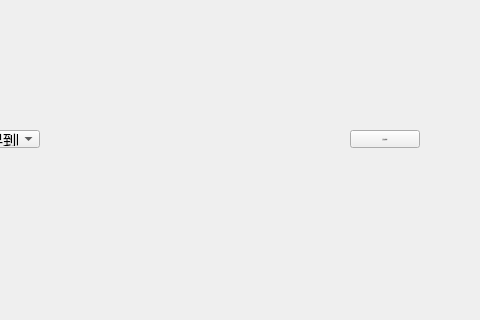
Old version of the form LNKWallet/poundage/PoundageWidget.ui in the repository HcashOrg/hx-indicator; both pictures show x 290 to 770 and y 0 to 320 of the 770 by 510 pixel window.
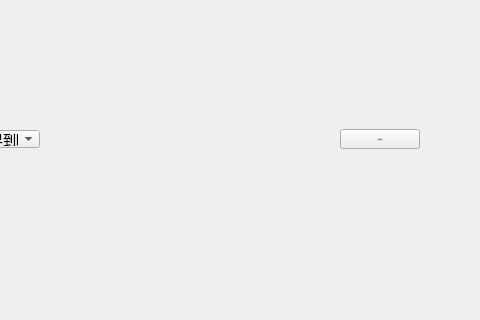
New version of the form.

```diff
--- a/LNKWallet/poundage/PoundageWidget.ui
+++ b/LNKWallet/poundage/PoundageWidget.ui
@@ -65,10 +65,10 @@
   <widget class="QToolButton" name="toolButton_publishPoundage">
    <property name="geometry">
     <rect>
-     <x>640</x>
-     <y>130</y>
-     <width>70</width>
-     <height>18</height>
+     <x>630</x>
+     <y>129</y>
+     <width>80</width>
+     <height>20</height>
     </rect>
    </property>
    <property name="font">
```
